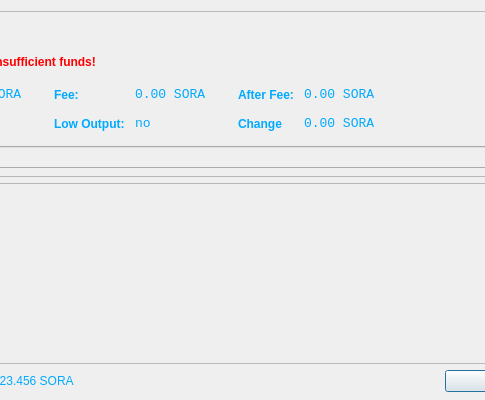
First picture: the form in src/qt/forms/sendcoinsdialog.ui, repository FromHDDtoSSD/SorachanCoin-qt, before the edit; both pictures show x 244 to 729 and y 0 to 400 of the 850 by 400 pixel window.
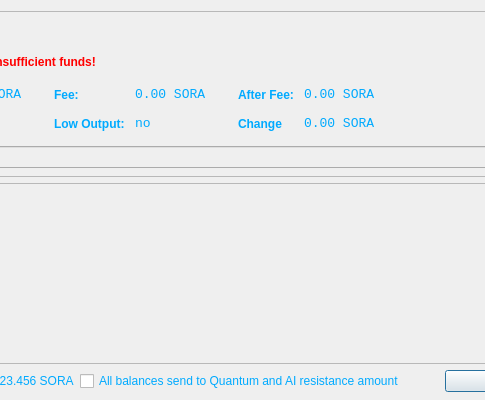
Second picture: the form after the edit. Icons and pictures are not drawn. Custom widgets are drawn as their Qt base class.

Commit message:
Added: Implement Quantum & AI Resistance Transactions with SORA-QAI (ECDSA and Multisig)
Description:
For a comprehensive explanation, please refer to the detailed documentation available at the following URL: https://www.junkhdd.com/sora-qai.html

The edit to the form file:
```diff
--- a/src/qt/forms/sendcoinsdialog.ui
+++ b/src/qt/forms/sendcoinsdialog.ui
@@ -769,6 +769,13 @@
        </item>
       </layout>
      </item>
+     <item>
+      <widget class="QCheckBox" name="checkBoxSendAllQAI">
+       <property name="text">
+        <string>All balances send to Quantum and AI resistance amount</string>
+       </property>
+      </widget>
+     </item>
      <item>
       <spacer name="horizontalSpacer">
        <property name="orientation">
```
Left out of the diff: 4 changed lines with no effect on the pictures. The commit also changes 81 other files.
